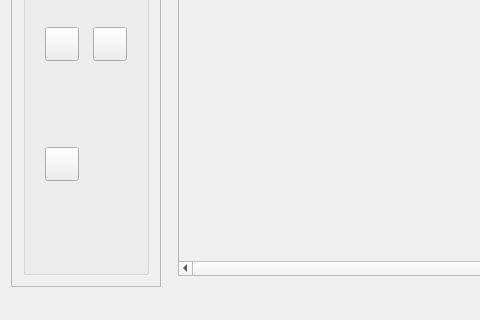
Above: mainwindow.ui from Zekary/qtFlowEditor before the change; both pictures show x 0 to 480 and y 500 to 820 of the 1270 by 820 pixel window. Below: the same form after it.
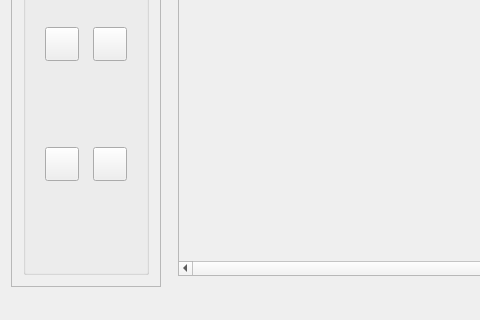
That is the form after the change. Icons and pictures are not drawn. Custom widgets are drawn as their Qt base class.

The edit to the form file:
```diff
--- a/mainwindow.ui
+++ b/mainwindow.ui
@@ -258,6 +258,28 @@
              </property>
             </widget>
            </item>
+           <item row="5" column="1">
+            <widget class="QPushButton" name="chart_hexagon">
+             <property name="minimumSize">
+              <size>
+               <width>34</width>
+               <height>34</height>
+              </size>
+             </property>
+             <property name="maximumSize">
+              <size>
+               <width>34</width>
+               <height>34</height>
+              </size>
+             </property>
+             <property name="styleSheet">
+              <string notr="true">background-image: url(:/img/hexagon.png);</string>
+             </property>
+             <property name="text">
+              <string/>
+             </property>
+            </widget>
+           </item>
           </layout>
          </widget>
         </item>
```
